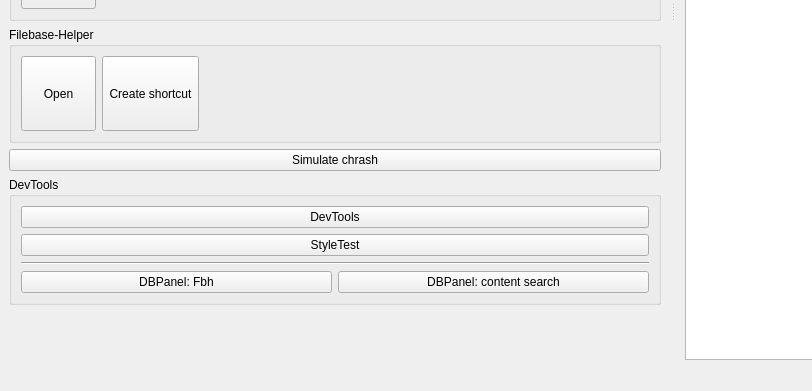
Old version of the form OTModules/OTGeneric/wstart.ui in the repository pietr26/OMSI-Tools; both pictures show x 0 to 812 and y 367 to 758 of the 994 by 758 pixel window.
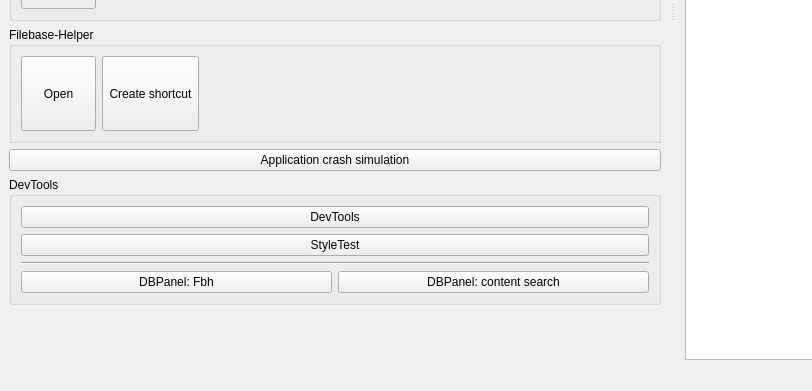
New version of the form. Icons and pictures are not drawn.

```diff
--- a/OTModules/OTGeneric/wstart.ui
+++ b/OTModules/OTGeneric/wstart.ui
@@ -416,7 +416,7 @@
     <item>
      <widget class="QPushButton" name="btnSimulateCrash">
       <property name="text">
-       <string>Simulate chrash</string>
+       <string notr="true">Application crash simulation</string>
       </property>
       <property name="icon">
        <iconset resource="../../ressources.qrc">
```
Left out of the diff: 2 changed lines with no effect on the pictures.
